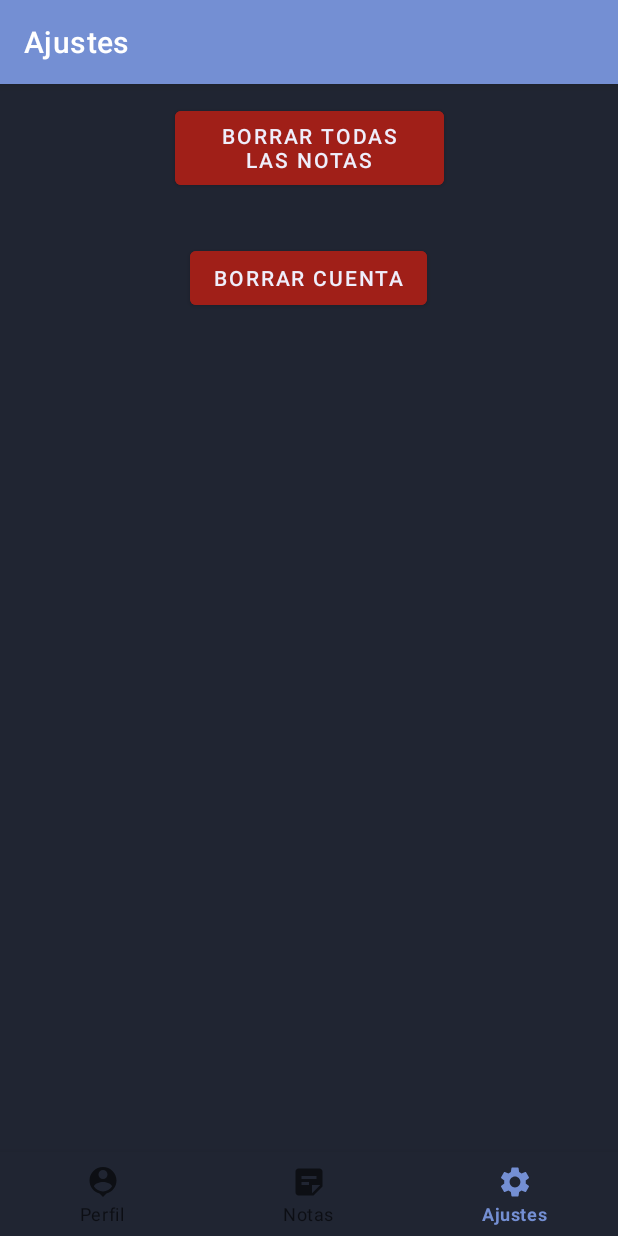
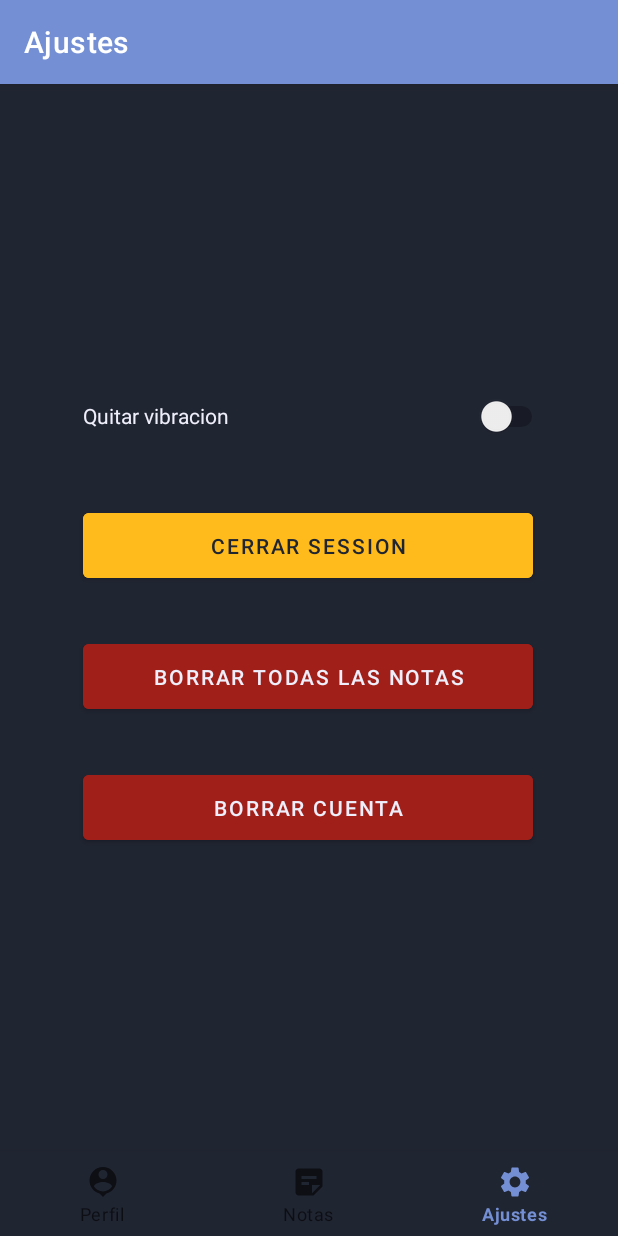
Before and after one commit to drums71ck/MyReminder, an Android app built with Jetpack Compose: the NotificationsFragment screen opened through its navigation route, on a phone screen of 412 x 824 dp. Run offline under Robolectric (Android 15) with nearby library versions, the phone set to English and light mode, and no system bars; our stand-ins replace navigation-ui.

Commit message:
guarda la cuenta y quita la vibración del juego

```diff
--- a/app/src/main/res/layout/fragment_notifications.xml
+++ b/app/src/main/res/layout/fragment_notifications.xml
@@ -8,29 +8,59 @@
     tools:context=".ui.notifications.NotificationsFragment">
 
     <Button
+        android:id="@+id/btnCloseSession"
+        android:layout_width="300dp"
+        android:layout_height="55dp"
+        android:layout_marginTop="280dp"
+        android:backgroundTint="@color/gold"
+        android:text="@string/strCloseSession"
+        android:textColor="@color/black_blued"
+        app:layout_constraintEnd_toEndOf="parent"
+        app:layout_constraintHorizontal_bias="0.495"
+        app:layout_constraintStart_toStartOf="parent"
+        app:layout_constraintTop_toTopOf="parent" />
+
+    <Button
         android:id="@+id/btnDropAllNotes"
-        android:layout_width="179dp"
-        android:layout_height="61dp"
-        android:layout_marginBottom="16dp"
+        android:layout_width="300dp"
+        android:layout_height="55dp"
+        android:layout_marginTop="32dp"
         android:backgroundTint="@color/red_alert"
         android:text="@string/strDropAllNotes"
         android:textColor="@color/skywhite"
-        app:layout_constraintBottom_toBottomOf="parent"
         app:layout_constraintEnd_toEndOf="parent"
+        app:layout_constraintHorizontal_bias="0.495"
         app:layout_constraintStart_toStartOf="parent"
-        app:layout_constraintTop_toTopOf="parent"
-        app:layout_constraintVertical_bias="0.16000003" />
+        app:layout_constraintTop_toBottomOf="@+id/btnCloseSession" />
 
     <Button
         android:id="@+id/btnDropAccount"
-        android:layout_width="wrap_content"
-        android:layout_height="wrap_content"
+        android:layout_width="300dp"
+        android:layout_height="55dp"
         android:layout_marginTop="32dp"
         android:backgroundTint="@color/red_alert"
         android:text="@string/strDropAccount"
         android:textColor="@color/skywhite"
+        app:layout_constraintBottom_toBottomOf="parent"
         app:layout_constraintEnd_toEndOf="parent"
-        app:layout_constraintHorizontal_bias="0.498"
+        app:layout_constraintHorizontal_bias="0.495"
         app:layout_constraintStart_toStartOf="parent"
-        app:layout_constraintTop_toBottomOf="@+id/btnDropAllNotes" />
+        app:layout_constraintTop_toBottomOf="@+id/btnDropAllNotes"
+        app:layout_constraintVertical_bias="0.0" />
+
+    <Switch
+        android:id="@+id/switchVibrate"
+        android:layout_width="310dp"
+        android:layout_height="37dp"
+        android:layout_marginTop="24dp"
+        android:layout_marginBottom="40dp"
+        android:text="@string/strVibrate"
+        android:textColor="@color/skywhite"
+        app:layout_constraintBottom_toTopOf="@+id/btnCloseSession"
+        app:layout_constraintEnd_toEndOf="parent"
+        app:layout_constraintHorizontal_bias="0.544"
+        app:layout_constraintStart_toStartOf="parent"
+        app:layout_constraintTop_toTopOf="parent"
+        app:layout_constraintVertical_bias="1.0"
+        tools:ignore="UseSwitchCompatOrMaterialXml" />
 </androidx.constraintlayout.widget.ConstraintLayout>
--- a/app/src/main/res/values/colors.xml
+++ b/app/src/main/res/values/colors.xml
@@ -14,5 +14,6 @@
     <color name="black_blued">#202532</color>
     <color name="postItBackgroundColor">#FFFFCC</color>
     <color name="red_alert">#FFA01F18</color>
+    <color name="gold">#ffbb1c</color>
 
 </resources>
--- a/app/src/main/res/values/strings.xml
+++ b/app/src/main/res/values/strings.xml
@@ -17,4 +17,7 @@
     <string name="strDropAccount">Borrar cuenta</string>
     <string name="strQuestionDrop">¿Estas seguro de eliminar tu cuenta?</string>
     <string name="strQuestionDescription">Borrarás tu cuenta de la base de datos. No podrás acceder a ella después.</string>
+    <string name="strSaveSession">Recuerdame</string>
+    <string name="strCloseSession">Cerrar session</string>
+    <string name="strVibrate">Quitar vibracion</string>
 </resources>
```
Also changed, not shown: app/src/main/java/com/example/myreminder/MainActivity.kt (+53 -4 lines), app/src/main/java/com/example/myreminder/Minigame.kt (+21 -3 lines), app/src/main/java/com/example/myreminder/ui/dashboard/DashboardFragment.kt (+26 -5 lines), app/src/main/java/com/example/myreminder/ui/notifications/NotificationsFragment.kt (+53 -3 lines), app/src/main/res/layout/login_layout.xml (+18 -1 lines), 1 other file.
